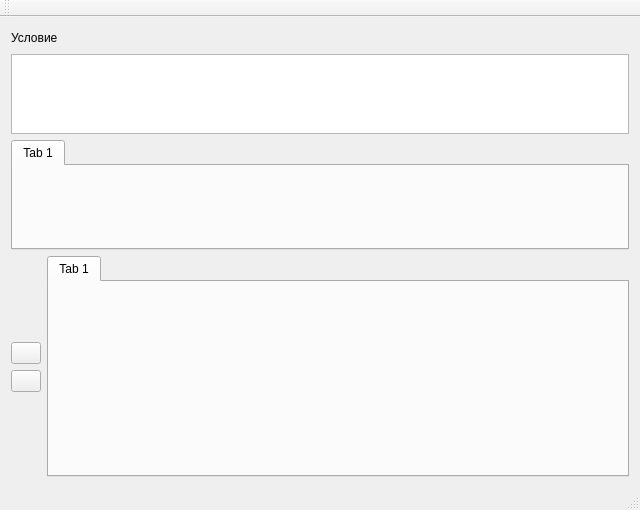
Above: algorithmic_machines/MainWindow.ui from alexeypodusov/algorithmic_machines before the change. Below: the same form after it.
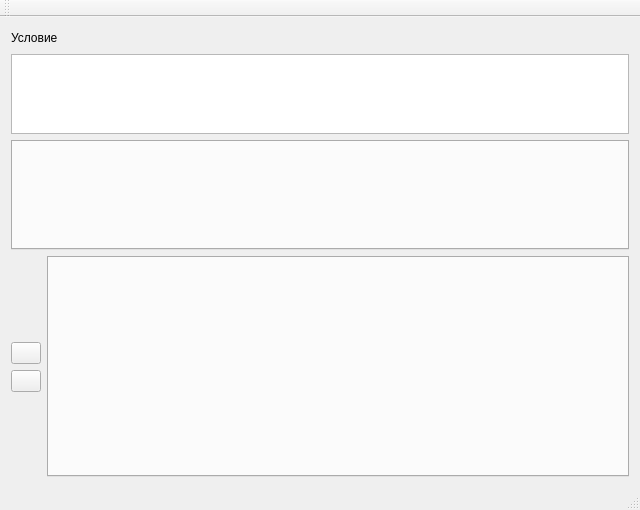
That is the form after the change.

```diff
--- a/algorithmic_machines/MainWindow.ui
+++ b/algorithmic_machines/MainWindow.ui
@@ -63,11 +63,6 @@
           <property name="currentIndex">
            <number>0</number>
           </property>
-          <widget class="QWidget" name="tab">
-           <attribute name="title">
-            <string>Tab 1</string>
-           </attribute>
-          </widget>
          </widget>
         </item>
        </layout>
@@ -137,11 +132,6 @@
             <property name="currentIndex">
              <number>0</number>
             </property>
-            <widget class="QWidget" name="tab_2">
-             <attribute name="title">
-              <string>Tab 1</string>
-             </attribute>
-            </widget>
            </widget>
           </item>
          </layout>
```
Left out of the diff: 4 changed lines with no effect on the pictures.
